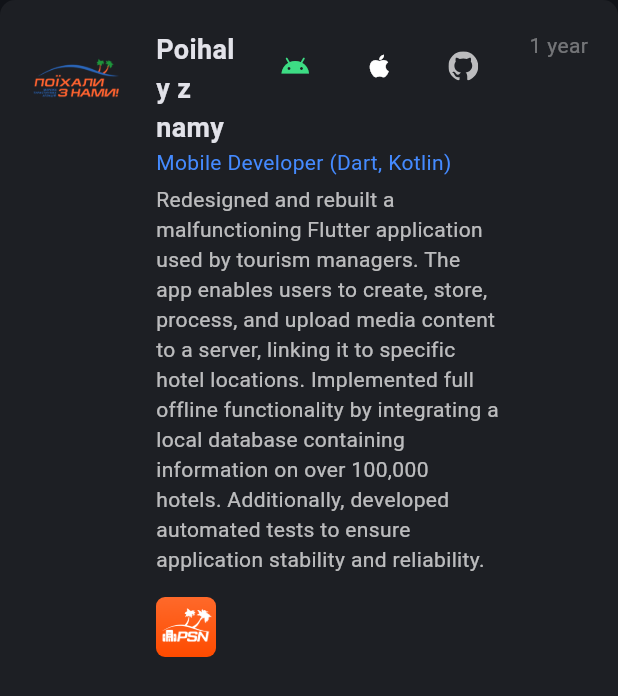
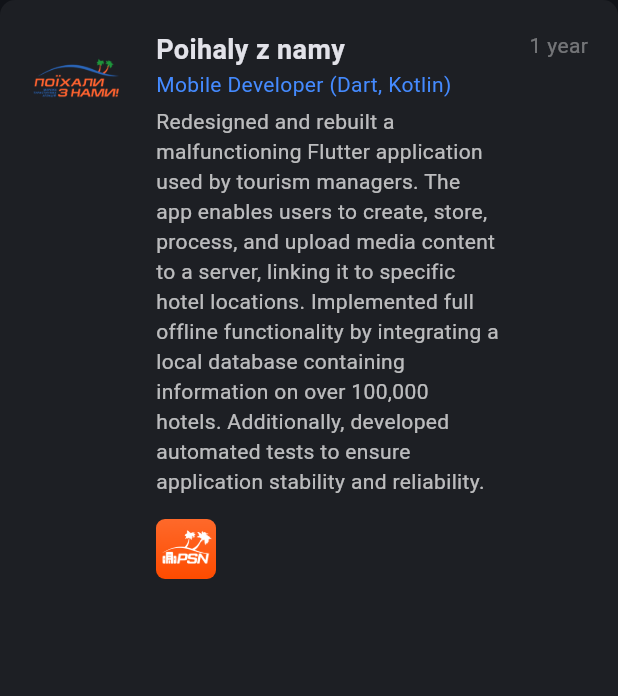
Before and after one commit to Prostaman/my_web_page, a Flutter app: the ExpTile widget shown alone on an empty page, opened directly with sample values from the repository, on a phone screen of 412 x 824 dp. Shown: the top 696 px of the screen. Run offline on Flutter 3.47's test engine with Material 3 defaults, Android fonts, the phone set to English and light mode, and no system bars; our stand-ins replace flutter_svg.

Commit message:
feat: enhance UI interactivity, mobile responsiveness, and project links
- Added interactive Flip Cards to the Personal Projects section.
- Implemented clickable company logos with external links in Experience section.
- Improved mobile layout responsiveness and slightly increased image sizes.
- Updated widget tests to cover flip animations and clickable elements.

```diff
--- /dev/null
+++ b/lib/domain/entities/expirience/company_app_entity.dart
@@ -0,0 +1,15 @@
+class CompanyAppEntity {
+  final String name;
+  final String iconPath;
+  final String? androidUrl;
+  final String? iosUrl;
+  final String? githubUrl;
+
+  const CompanyAppEntity({
+    required this.name,
+    required this.iconPath,
+    this.androidUrl,
+    this.iosUrl,
+    this.githubUrl,
+  });
+}
--- a/lib/domain/entities/experience_entity.dart
+++ b/lib/domain/entities/expirience/experience_entity.dart
@@ -1,14 +1,13 @@
+import 'company_app_entity.dart';
+
 class ExperienceEntity {
   final String company;
   final String role;
   final String period;
   final String desc;
-  final String? androidUrl;
-  final String? iosUrl;
-  final String? githubUrl;
-  final List<String>? appIcons;
-
   final String? companyIcon;
+  final String? companyUrl;
+  final List<CompanyAppEntity>? apps;
 
   const ExperienceEntity({
     required this.company,
@@ -16,9 +15,7 @@ class ExperienceEntity {
     required this.period,
     required this.desc,
     this.companyIcon,
-    this.androidUrl,
-    this.iosUrl,
-    this.githubUrl,
-    this.appIcons,
+    this.companyUrl,
+    this.apps,
   });
 }
--- a/lib/presentation/contact_section/contact_section.dart
+++ b/lib/presentation/contact_section/contact_section.dart
@@ -23,7 +23,7 @@ class ContactSection extends StatelessWidget {
       child: Column(
         children: [
           CircleAvatar(
-            radius: 70,
+            radius: 120,
             backgroundColor: Colors.blueAccent,
             backgroundImage: AssetImage('assets/images/mein_foto.png'),
           ),
--- a/lib/presentation/expierence_section/exp_tile.dart
+++ b/lib/presentation/expierence_section/exp_tile.dart
@@ -1,8 +1,9 @@
 import 'package:flutter/material.dart';
-import 'package:my_web_page/presentation/github_icon.dart';
+import 'package:my_web_page/domain/entities/expirience/company_app_entity.dart';
 import '../../infrastructure/services/url_launcher_service.dart';
 
-import '../../domain/entities/experience_entity.dart';
+import '../../domain/entities/expirience/experience_entity.dart';
+import 'links_dialog.dart';
 
 class ExpTile extends StatelessWidget {
   final ExperienceEntity experience;
@@ -22,7 +23,15 @@ class ExpTile extends StatelessWidget {
         crossAxisAlignment: CrossAxisAlignment.start,
         children: [
           if (experience.companyIcon != null)
-            ClipRRect(
+            MouseRegion(
+              cursor: experience.companyUrl != null
+                  ? SystemMouseCursors.click
+                  : SystemMouseCursors.basic,
+              child: GestureDetector(
+                onTap: experience.companyUrl != null
+                    ? () => openLink(experience.companyUrl!)
+                    : null,
+                child: ClipRRect(
                   borderRadius: BorderRadius.circular(12),
                   child: Container(
                     width: 64,
@@ -31,6 +40,8 @@ class ExpTile extends StatelessWidget {
                     child: Image.asset(
                       experience.companyIcon!,
                       fit: BoxFit.contain,
+                    ),
+                  ),
                 ),
               ),
             )
@@ -59,8 +70,6 @@ class ExpTile extends StatelessWidget {
                         softWrap: true,
                       ),
                     ),
-                    const SizedBox(width: 8),
-                    _buildLinks(),
                   ],
                 ),
                 Text(
@@ -72,23 +81,26 @@ class ExpTile extends StatelessWidget {
                   experience.desc,
                   style: const TextStyle(color: Colors.white70),
                 ),
-                if (experience.appIcons != null &&
-                    experience.appIcons!.isNotEmpty) ...[
+                if (experience.apps != null && experience.apps!.isNotEmpty) ...[
                   const SizedBox(height: 15),
-                  Row(
-                    children: experience.appIcons!
+                  Wrap(
+                    spacing: 10,
+                    runSpacing: 10,
+                    children: experience.apps!
                         .map(
-                          (iconPath) => Padding(
-                            padding: const EdgeInsets.only(right: 10),
-                            child: ClipRRect(
-                              borderRadius: BorderRadius.circular(6),
-                              child: Image.asset(
-                                iconPath,
-                                width: 40,
-                                height: 40,
+                          (app) => _hasAnyAppLinks(app)
+                              ? MouseRegion(
+                                  cursor: SystemMouseCursors.click,
+                                  child: GestureDetector(
+                                    onTap: () =>
+                                        showAppLinksDialog(context, app),
+                                    child: _buildAppIcon(
+                                      app.iconPath,
+                                      app.name,
                                     ),
                                   ),
-                          ),
+                                )
+                              : _buildAppIcon(app.iconPath, app.name),
                         )
                         .toList(),
                   ),
@@ -106,42 +118,19 @@ class ExpTile extends StatelessWidget {
     );
   }
 
-  Widget _buildLinks() {
-    const double sizeIcon = 20;
-    return Row(
-      mainAxisSize: MainAxisSize.min,
-      children: [
-        if (experience.androidUrl != null)
-          IconButton(
-            padding: EdgeInsets.zero,
-            constraints: const BoxConstraints(),
-            icon: const Icon(Icons.android, size: sizeIcon),
-            onPressed: () => openLink(experience.androidUrl!),
-            tooltip: 'Google Play',
-            color: const Color(0xFF3DDC84),
+  Widget _buildAppIcon(String iconPath, String name) {
+    return Tooltip(
+      message: name,
+      child: ClipRRect(
+        borderRadius: BorderRadius.circular(6),
+        child: Image.asset(iconPath, width: 40, height: 40),
       ),
-        if (experience.iosUrl != null) ...[
-          const SizedBox(width: 8),
-          IconButton(
-            padding: EdgeInsets.zero,
-            constraints: const BoxConstraints(),
-            icon: const Icon(Icons.apple, size: sizeIcon),
-            onPressed: () => openLink(experience.iosUrl!),
-            tooltip: 'App Store',
-            color: Colors.white,
-          ),
-        ],
-        if (experience.githubUrl != null) ...[
-          const SizedBox(width: 8),
-          IconButton(
-            padding: EdgeInsets.zero,
-            constraints: const BoxConstraints(),
-            icon: GithubIcon(size: sizeIcon, color: Colors.white70),
-            onPressed: () => openLink(experience.githubUrl!),
-            tooltip: 'GitHub',
-          ),
-        ],
-      ],
     );
   }
+
+  bool _hasAnyAppLinks(CompanyAppEntity app) {
+    return app.androidUrl != null ||
+        app.iosUrl != null ||
+        app.githubUrl != null;
   }
+}
--- a/lib/presentation/personal_projects_section/projects_section.dart
+++ b/lib/presentation/personal_projects_section/projects_section.dart
@@ -1,6 +1,6 @@
 import 'package:flutter/material.dart';
 import 'package:my_web_page/data/sources/projects_list.dart';
-import 'package:my_web_page/presentation/personal_projects_section/project_card.dart';
+import 'package:my_web_page/presentation/personal_projects_section/flip_project_card.dart';
 import '../section_header.dart';
 
 class ProjectsSection extends StatelessWidget {
@@ -28,7 +28,7 @@ class ProjectsSection extends StatelessWidget {
                         .map(
                           (project) => Padding(
                             padding: const EdgeInsets.symmetric(horizontal: 10),
-                            child: ProjectCard(project: project),
+                            child: FlipProjectCard(project: project),
                           ),
                         )
                         .toList(),
@@ -41,7 +41,7 @@ class ProjectsSection extends StatelessWidget {
                     .map(
                       (project) => Padding(
                         padding: const EdgeInsets.only(bottom: 20),
-                        child: ProjectCard(project: project),
+                        child: FlipProjectCard(project: project),
                       ),
                     )
                     .toList(),
```
Also changed, not shown: lib/data/sources/experience_list.dart (+24 -8 lines), lib/presentation/expierence_section/links_dialog.dart (added, +54 -0 lines), lib/presentation/personal_projects_section/flip_project_card.dart (added, +80 -0 lines), lib/presentation/personal_projects_section/project_card.dart (+0 -28 lines), lib/presentation/personal_projects_section/project_card_back.dart (added, +88 -0 lines), 3 other files. Lines whose indentation alone changed are shown as unchanged.
